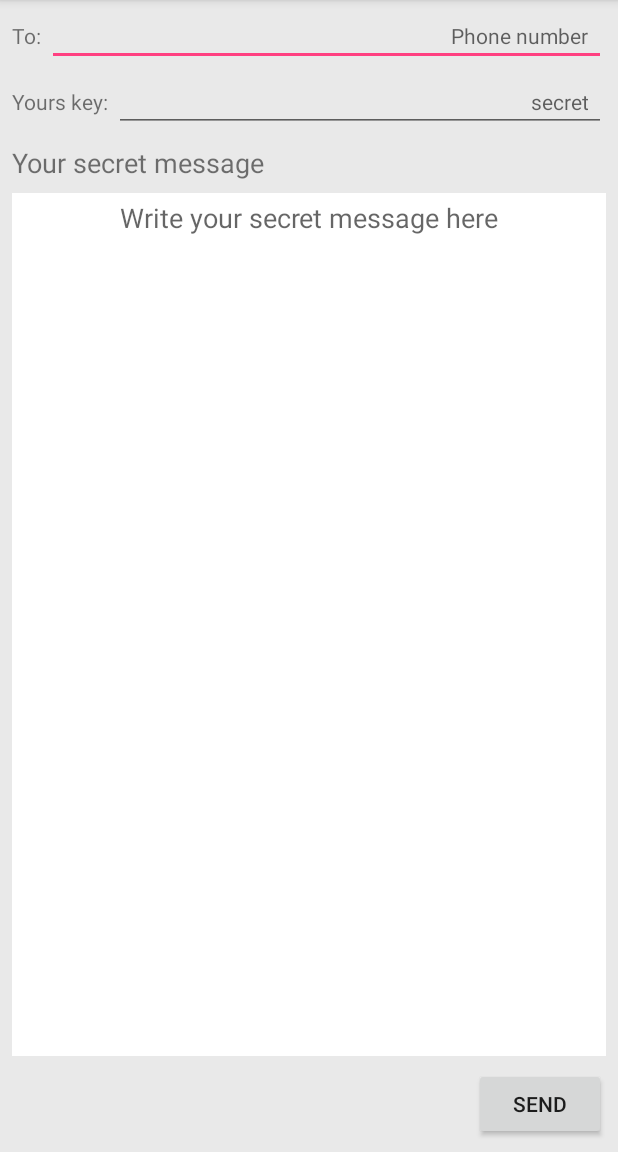
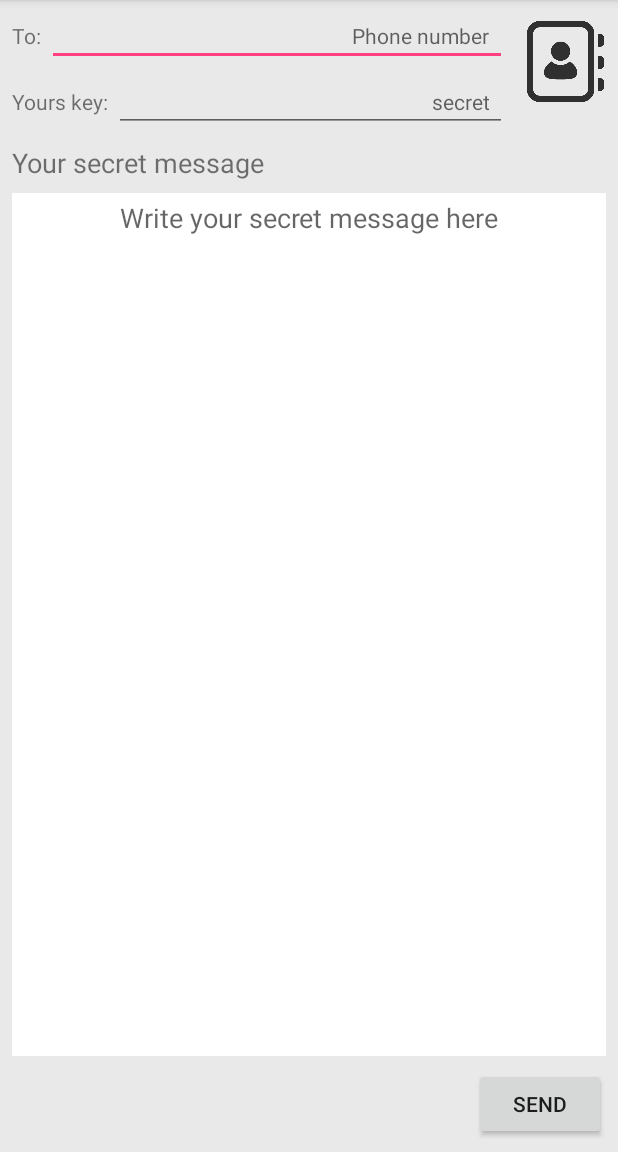
Before and after one commit to saviola44/SecureSMS, an Android app: the NewMessageActivity screen opened directly, with no data from a screen before it, on a phone screen of 412 x 824 dp, the part 84-1236 px from its top. Run offline under Robolectric (Android 15) with nearby library versions, the phone set to English and light mode, and no system bars; our stand-ins replace ButterKnife.

Commit message:
add some features

```diff
--- a/app/src/main/res/layout/new_msg_layout.xml
+++ b/app/src/main/res/layout/new_msg_layout.xml
@@ -3,12 +3,23 @@
     android:layout_width="match_parent"
     android:layout_height="match_parent"
     android:background="@color/background">
+    <ImageView
+        android:layout_width="54dp"
+        android:layout_height="54dp"
+        android:layout_alignParentRight="true"
+        android:layout_alignParentTop="true"
+        android:src="@drawable/add_from_contact"
+        android:layout_marginTop="14dp"
+        android:layout_marginRight="8dp"
+        android:layout_marginLeft="4dp"
+        android:id="@+id/add_from_contact"/>
     <LinearLayout
         android:layout_width="match_parent"
         android:layout_height="wrap_content"
         android:layout_marginLeft="8dp"
         android:layout_marginTop="4dp"
         android:layout_marginRight="8dp"
+        android:layout_toLeftOf="@+id/add_from_contact"
         android:id="@+id/phoneLayout">
         <TextView
             android:layout_width="wrap_content"
@@ -32,6 +43,7 @@
         android:layout_marginLeft="8dp"
         android:layout_marginTop="4dp"
         android:layout_marginRight="8dp"
+        android:layout_toLeftOf="@+id/add_from_contact"
         android:layout_below="@id/phoneLayout">
         <TextView
             android:layout_width="wrap_content"
```
Also changed, not shown: app/src/main/java/com/example/mariusz/securesms/ContactsActivity.java (+20 -3 lines), app/src/main/java/com/example/mariusz/securesms/NewContact.java (added, +86 -0 lines), app/src/main/java/com/example/mariusz/securesms/NewMessageActivity.java (+29 -0 lines), app/src/main/res/drawable/add_contact_icon.jpg (added), app/src/main/res/drawable/add_from_contact.png (added).
